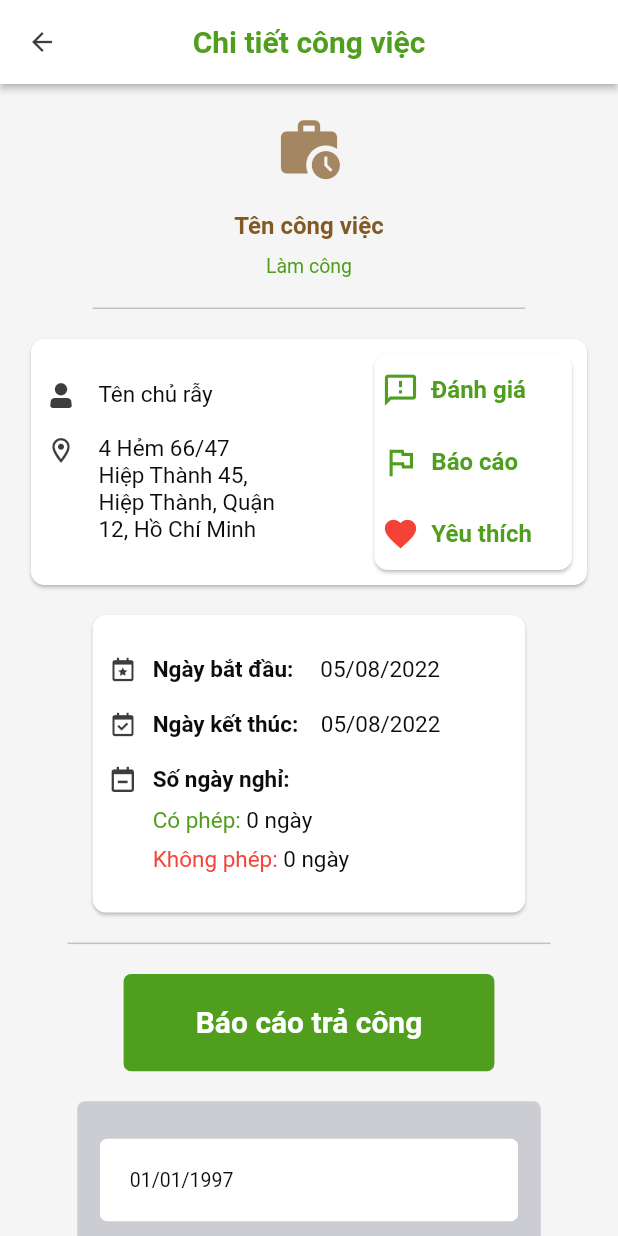
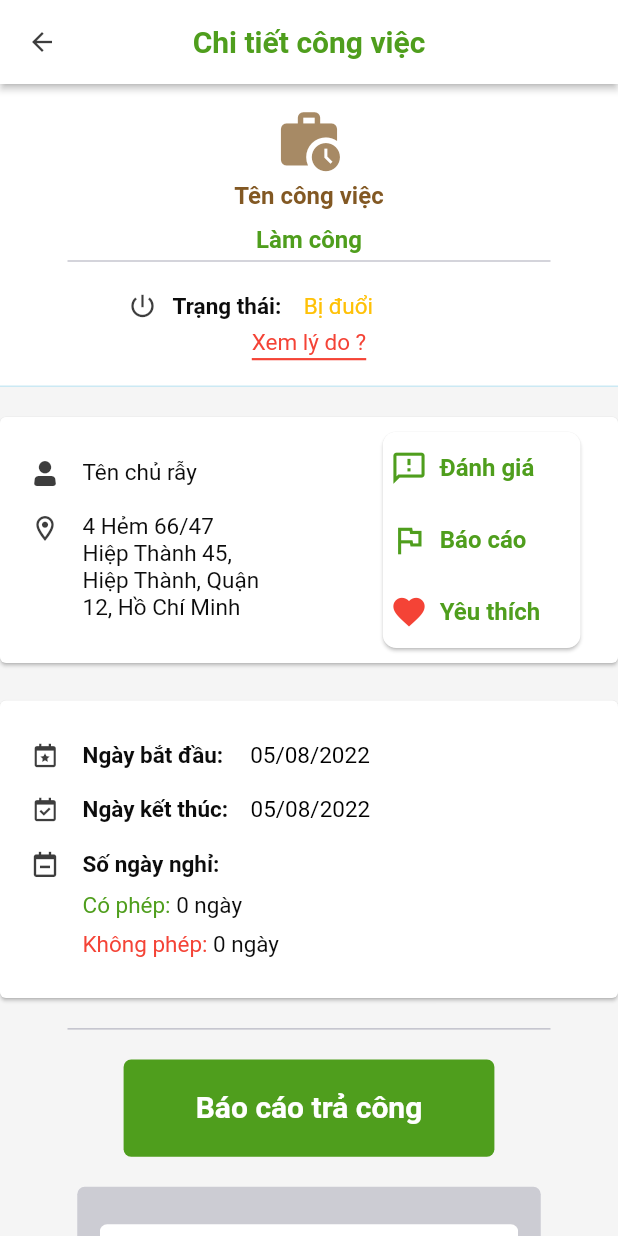
Before and after one commit to Capstone-MYRAY/MYRAY-MOBILE, a Flutter app: the FarmerHistoryJobDetail screen opened by its route, on a phone screen of 412 x 824 dp. Run offline on Flutter 3.47's test engine with Material 2 defaults, Android fonts, the phone set to English and light mode, and no system bars; our stand-ins replace dotted_border, dropdown_search, extended_masked_text, firebase_auth, firebase_core, firebase_messaging and 17 more; missing offline and left inert: comment_box, filter_list, flutter_config, images_picker, jwt_decode, signalr_netcore and 1 more; accounts and stored records are empty.

Commit message:
add UI fired farmer in history job

```diff
--- a/lib/app/modules/history_job/views/farmer_hitory_job_detail_view.dart
+++ b/lib/app/modules/history_job/views/farmer_hitory_job_detail_view.dart
@@ -8,6 +8,8 @@ import 'package:myray_mobile/app/shared/utils/utils.dart';
 
 class FarmerHistoryJobDetail extends GetView<FarmerHistoryJobController> {
   const FarmerHistoryJobDetail({Key? key}) : super(key: key);
+  //biến tạm để check UI bị đuổi
+  final bool isFired = true;
 
   @override
   Widget build(BuildContext context) {
@@ -19,8 +21,15 @@ class FarmerHistoryJobDetail extends GetView<FarmerHistoryJobController> {
         body: SingleChildScrollView(
           child: Column(
             children: [
+              Container(
+                width: Get.width,
+                decoration: BoxDecoration(
+                  color: AppColors.white,
+                ),
+                child: Column(
+                  children: [
                     const SizedBox(
-                height: 20,
+                      height: 15,
                     ),
                     Icon(
                       Icons.work_history_rounded,
@@ -28,19 +37,20 @@ class FarmerHistoryJobDetail extends GetView<FarmerHistoryJobController> {
                       color: AppColors.brown.withOpacity(0.7),
                     ),
                     Container(
-                width: Get.width * 0.7,
+                      // width: Get.width * 0.7,
                       decoration: BoxDecoration(
                         border: Border(
-                    bottom: BorderSide(color: AppColors.grey.withOpacity(0.5)),
+                          bottom: BorderSide(
+                              color: AppColors.bluePastel.withOpacity(0.4)),
                         ),
                       ),
-                padding: const EdgeInsets.all(20),
+                      padding: const EdgeInsets.only(top: 5),
                       child: Column(
                         children: [
                           Text(
-                      'Tên công việc',
+                            'Tên công việc ',
                             softWrap: true,
-                      maxLines: 3,
+                            maxLines: 5,
                             overflow: TextOverflow.ellipsis,
                             style: Get.textTheme.headline6!.copyWith(
                               color: AppColors.brown,
@@ -56,6 +66,57 @@ class FarmerHistoryJobDetail extends GetView<FarmerHistoryJobController> {
                                 : AppStrings.payPerTask,
                             style: const TextStyle(
                                 color: AppColors.primaryColor,
+                                fontWeight: FontWeight.w600,
+                                fontSize: 16),
+                          ),
+                          Divider(
+                              color: AppColors.grey.withOpacity(0.5),
+                              indent: 45,
+                              endIndent: 45,
+                              height: 10
+                            ),
+                          Container(
+                            margin: const EdgeInsets.only(left: 85, top: 15),
+                            child: InformationWorkCard.buildRowInfor(
+                              title: 'Trạng thái:',
+                              icon: Icons.power_settings_new,
+                              content: 'Bị đuổi',
+                              spaceIconAndTitle: 10,
+                              contentColor: Colors.amber
+                            ),
+                          ),
+                          isFired
+                              ? InkWell(
+                                onTap: (){
+                                  print('See reason');
+                                  //hiện pop up lý do bị đuổi
+                                },
+                                child: Container(
+                                    margin: const EdgeInsets.only(top: 10),
+                                    child: Text(
+                                      "Xem lý do ?",
+                                      style: TextStyle(
+                                        shadows: const [
+                                          Shadow(
+                                              color: Colors.red,
+                                              offset: Offset(0, -5))
+                                        ],
+                                        fontSize: Get.textScaleFactor * 15,
+                                        color: Colors.transparent,
+                                        decoration: TextDecoration.underline,
+                                        decorationColor: AppColors.errorColor,
+                                        decorationThickness: 2,
+                                        decorationStyle:
+                                            TextDecorationStyle.solid,
+                                      ),
+                                    ),
+                                  ),
+                              )
+                              : const SizedBox(),
+                          const SizedBox(
+                            height: 15,
+                          ),
+                        ],
                       ),
                     ),
                   ],
@@ -67,10 +128,10 @@ class FarmerHistoryJobDetail extends GetView<FarmerHistoryJobController> {
               const LandOwnerCard(
                 name: 'Tên chủ rẫy',
                 address:
-                    '4 Hẻm 66/47 Hiệp Thành 45, Hiệp Thành, Quận 12, Hồ Chí Minh',
+                    '4 Hẻm 66/47 Hiệp Thành 45, Hiệp Thành, Quận 12, Hồ Chí Minh ',
               ),
               const SizedBox(
-                height: 20,
+                height: 25,
               ),
               InformationWorkCard(
                 startDate: DateTime.now(),
--- a/lib/app/modules/history_job/widgets/farmer_history_detail/information_work_card.dart
+++ b/lib/app/modules/history_job/widgets/farmer_history_detail/information_work_card.dart
@@ -22,19 +22,20 @@ class InformationWorkCard extends StatelessWidget {
   @override
   Widget build(BuildContext context) {
     return Card(
-      shape: RoundedRectangleBorder(
-        borderRadius: BorderRadius.circular(9),
-      ),
+      // shape: RoundedRectangleBorder(
+      //   borderRadius: BorderRadius.circular(9),
+      // ),
       color: AppColors.white,
       child: Container(
         padding: const EdgeInsets.all(10),
-        width: Get.width * 0.7,
+        margin: const EdgeInsets.only(left: 10),
+        width: Get.width,
         child: Column(
           children: [
             SizedBox(
               height: Get.height * 0.02,
             ),
-            _buildRowInfor(
+            buildRowInfor(
                 title: 'Ngày bắt đầu:',
                 content: Utils.formatddMMyyyy(DateTime.now()),
                 icon: CustomIcons.calendar_star,
@@ -42,7 +43,7 @@ class InformationWorkCard extends StatelessWidget {
             SizedBox(
               height: Get.height * 0.02,
             ),
-            _buildRowInfor(
+            buildRowInfor(
               title: 'Ngày kết thúc:',
               content: Utils.formatddMMyyyy(DateTime.now()),
               icon: CustomIcons.calendar_check,
@@ -53,7 +54,7 @@ class InformationWorkCard extends StatelessWidget {
             isPayPerHourJob!
                 ? Column(
                     children: [
-                      _buildRowInfor(
+                      buildRowInfor(
                           title: 'Số ngày nghỉ:',
                           content: '',
                           icon: CustomIcons.calendar_minus,
@@ -62,7 +63,7 @@ class InformationWorkCard extends StatelessWidget {
                         height: Get.height * 0.01,
                       ),
                       Container(
-                        margin: const EdgeInsets.only(left: 30),
+                        margin: const EdgeInsets.only(left: 35),
                         child: Column(
                           children: [
                             Row(
@@ -117,11 +118,13 @@ class InformationWorkCard extends StatelessWidget {
     );
   }
 
-  Widget _buildRowInfor({
+  static Widget buildRowInfor({
     required String title,
     required String content,
     required IconData icon,
     double? spaceTitleAndContent = 15,
+    double? spaceIconAndTitle = 15,
+    Color? contentColor = Colors.black,
   }) {
     return Row(
       crossAxisAlignment: CrossAxisAlignment.center,
@@ -130,8 +133,8 @@ class InformationWorkCard extends StatelessWidget {
           icon,
           size: 20,
         ),
-        const SizedBox(
-          width: 10,
+        SizedBox(
+          width: spaceIconAndTitle,
         ),
         Text(
           title,
@@ -148,6 +151,7 @@ class InformationWorkCard extends StatelessWidget {
             content,
             style: Get.textTheme.bodyText2!.copyWith(
               fontSize: Get.textScaleFactor * 15,
+              color: contentColor
             ),
             softWrap: true,
             maxLines: 2,
--- a/lib/app/modules/history_job/widgets/farmer_history_detail/landowner_cart.dart
+++ b/lib/app/modules/history_job/widgets/farmer_history_detail/landowner_cart.dart
@@ -24,17 +24,21 @@ class LandOwnerCard extends StatelessWidget {
   @override
   Widget build(BuildContext context) {
     return Card(
-      shape: RoundedRectangleBorder(
-        borderRadius: BorderRadius.circular(9),
-      ),
+      // shape: RoundedRectangleBorder(
+      //   borderRadius: BorderRadius.circular(9),
+      // ),
       color: AppColors.white,
       child: Container(
-        width: Get.width * 0.90,
+        // width: Get.width * 0.90,
+        width: Get.width,
         padding: const EdgeInsets.all(10),
         // width: Get.width * 0.55,
         child: Row(
           children: [
             Expanded(
+              child: Container(
+                //canh lề cho thông tin chủ rẫy
+                margin: const EdgeInsets.only(left: 10),
                 child: Column(
                   crossAxisAlignment: CrossAxisAlignment.start,
                   children: [
@@ -49,7 +53,7 @@ class LandOwnerCard extends StatelessWidget {
                           width: 15,
                         ),
                         SizedBox(
-                        width: 130,
+                          width: 100,
                           child: Text(
                             name,
                             style: Get.textTheme.bodyText2!.copyWith(
@@ -93,11 +97,15 @@ class LandOwnerCard extends StatelessWidget {
                   ],
                 ),
               ),
-            FunctionCard(
+            ),
+            Container(
+              margin: const EdgeInsets.only(right: 15),
+              child: FunctionCard(
                 feedback: feedback,
                 report: report,
                 bookmark: bookmark,
                 isBookmark: true,
+              ),
             ),
           ],
         ),
--- a/lib/app/shared/constants/app_assets.dart
+++ b/lib/app/shared/constants/app_assets.dart
@@ -24,6 +24,8 @@ class AppAssets {
   static const noJobPost = '${_imgPath}empty_job_post.png';
   static const noForm = '${_imgPath}no_form.png';
   static const noGuiePost = '${_imgPath}no_guidepost.png';
+  static const statusWork = '${_imgPath}settings.png';
+
 
   //symbols
   static const marker = 'assets/symbols/marker.png';
--- a/lib/app/shared/constants/app_colors.dart
+++ b/lib/app/shared/constants/app_colors.dart
@@ -23,4 +23,5 @@ class AppColors {
   static const Color markedBackgroundColor = Color(0xffE0F3E1);
   static const Color starColor = Color(0xFFFFD801);
   static const Color toggleBottomBorder = Color(0xFFBAD162);
+  static const Color bluePastel = Color(0xFF7EC8E3);
 }
```
Also changed, not shown: assets/images/settings.png (added). Lines whose indentation alone changed are shown as unchanged.
